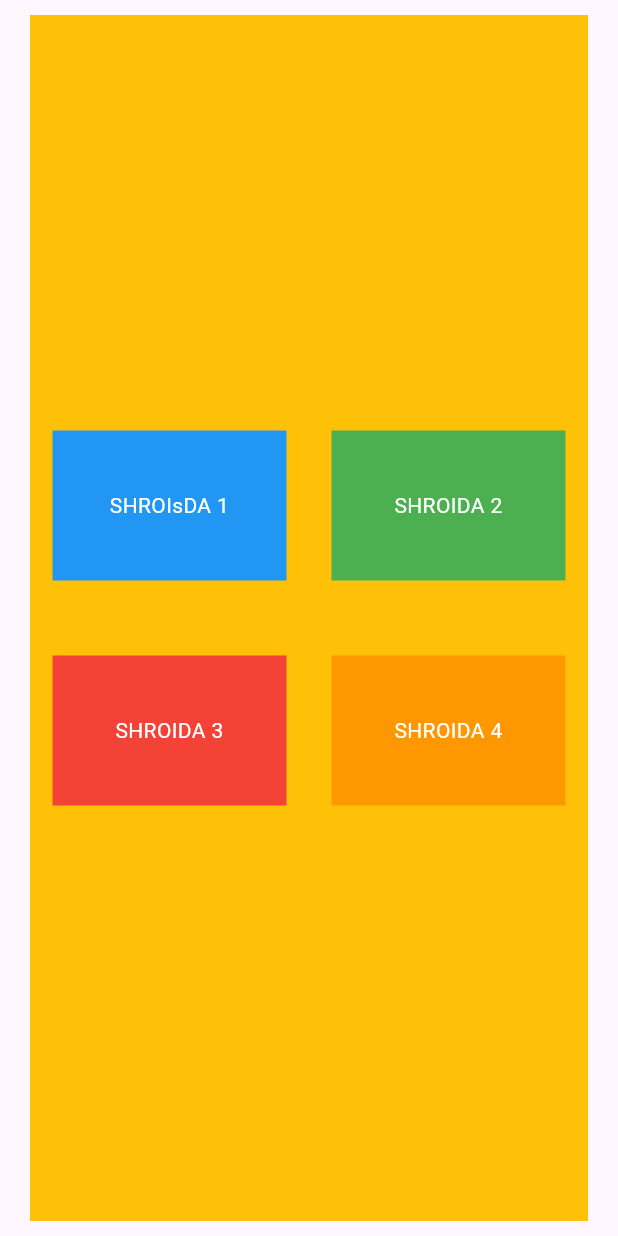
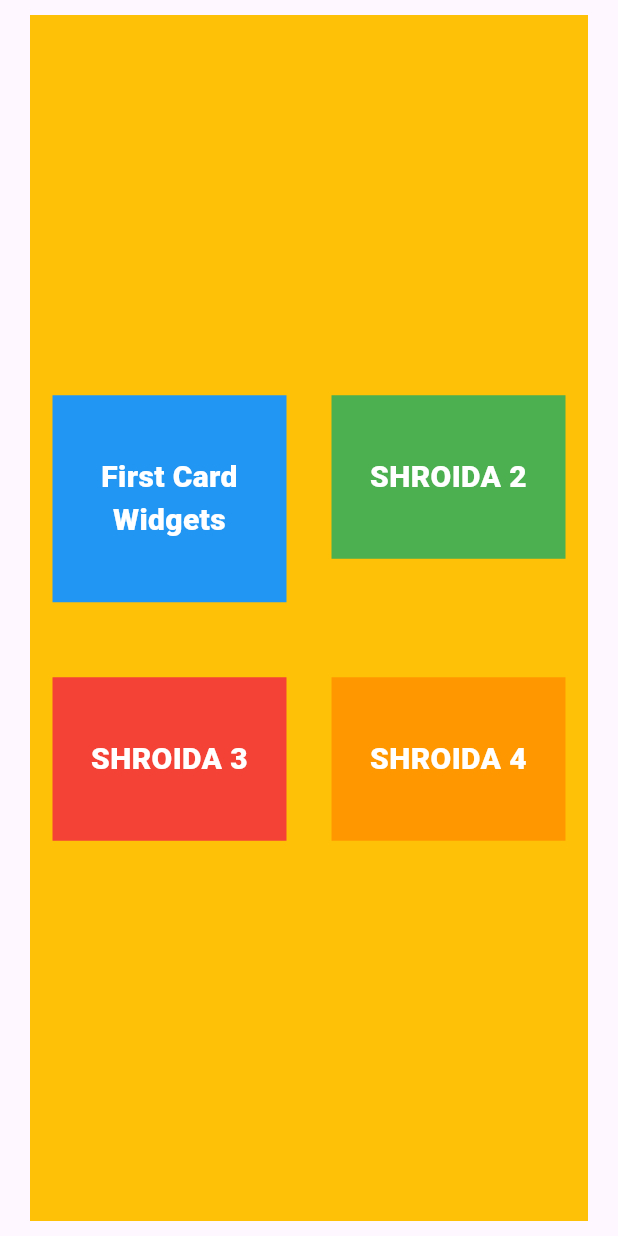
Before and after one commit to shroida/flutter-widgets, a Flutter app: the screen it shows after launch, on a phone screen of 412 x 824 dp. Run offline on Flutter 3.47's test engine with Material 3 defaults, Android fonts, the phone set to English and light mode, and no system bars.

```diff
--- a/lib/widgets-container/widgets_container.dart
+++ b/lib/widgets-container/widgets_container.dart
@@ -19,16 +19,22 @@ class WidgetsContainer extends StatelessWidget {
               runSpacing: 50.0,
               children: [
                 // Container 1
-                Container(
+                GestureDetector(
+                  // onTap: ,
+                  child: Container(
                     width: (MediaQuery.of(context).size.width / 2) -
                         50, // Half screen width
                     padding:
                         const EdgeInsets.symmetric(horizontal: 20, vertical: 40),
                     color: Colors.blue,
                     child: const Text(
-                    'SHROIsDA 1',
+                      'First Card Widgets',
                       textAlign: TextAlign.center,
-                    style: TextStyle(color: Colors.white),
+                      style: TextStyle(
+                          fontSize: 20,
+                          fontWeight: FontWeight.w800,
+                          color: Colors.white),
+                    ),
                   ),
                 ),
                 // Container 2
@@ -40,7 +46,10 @@ class WidgetsContainer extends StatelessWidget {
                   child: const Text(
                     'SHROIDA 2',
                     textAlign: TextAlign.center,
-                    style: TextStyle(color: Colors.white),
+                    style: TextStyle(
+                        fontSize: 20,
+                        fontWeight: FontWeight.w800,
+                        color: Colors.white),
                   ),
                 ),
                 // Container 3
@@ -52,7 +61,10 @@ class WidgetsContainer extends StatelessWidget {
                   child: const Text(
                     'SHROIDA 3',
                     textAlign: TextAlign.center,
-                    style: TextStyle(color: Colors.white),
+                    style: TextStyle(
+                        fontSize: 20,
+                        fontWeight: FontWeight.w800,
+                        color: Colors.white),
                   ),
                 ),
                 // Container 4
@@ -64,7 +76,10 @@ class WidgetsContainer extends StatelessWidget {
                   child: const Text(
                     'SHROIDA 4',
                     textAlign: TextAlign.center,
-                    style: TextStyle(color: Colors.white),
+                    style: TextStyle(
+                        fontSize: 20,
+                        fontWeight: FontWeight.w800,
+                        color: Colors.white),
                   ),
                 ),
               ],
```
Also changed, not shown: pubspec.yaml (+4 -12 lines), lib/App Router/app_router.dart (added), pubspec.lock. Lines whose indentation alone changed are shown as unchanged.
